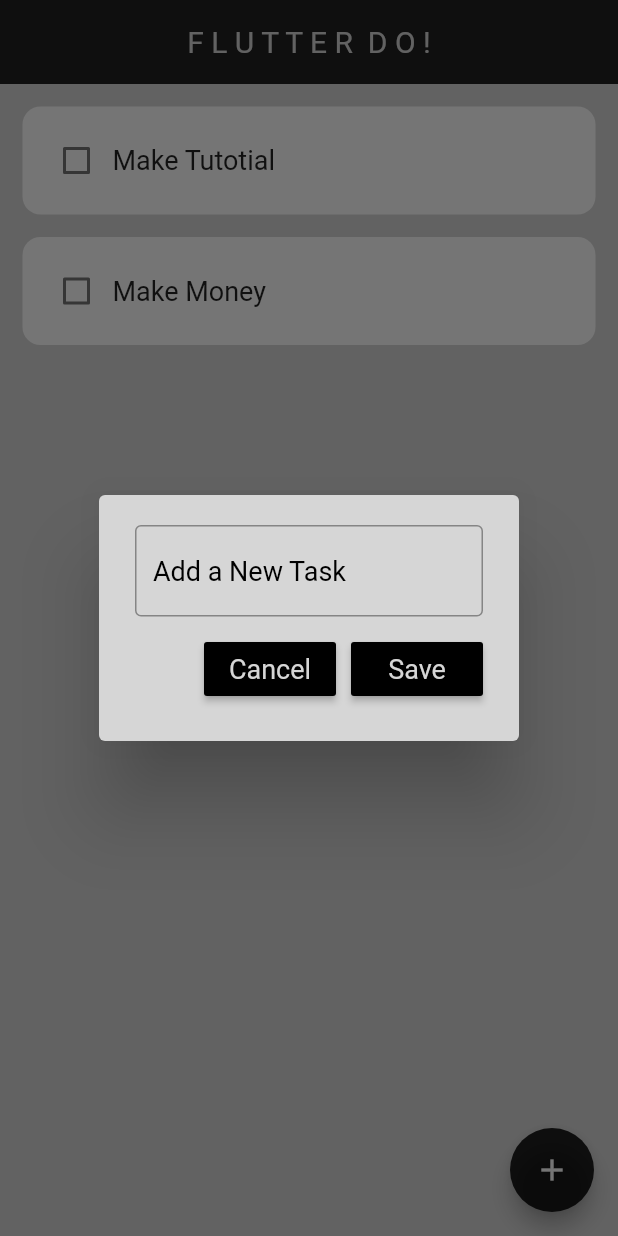
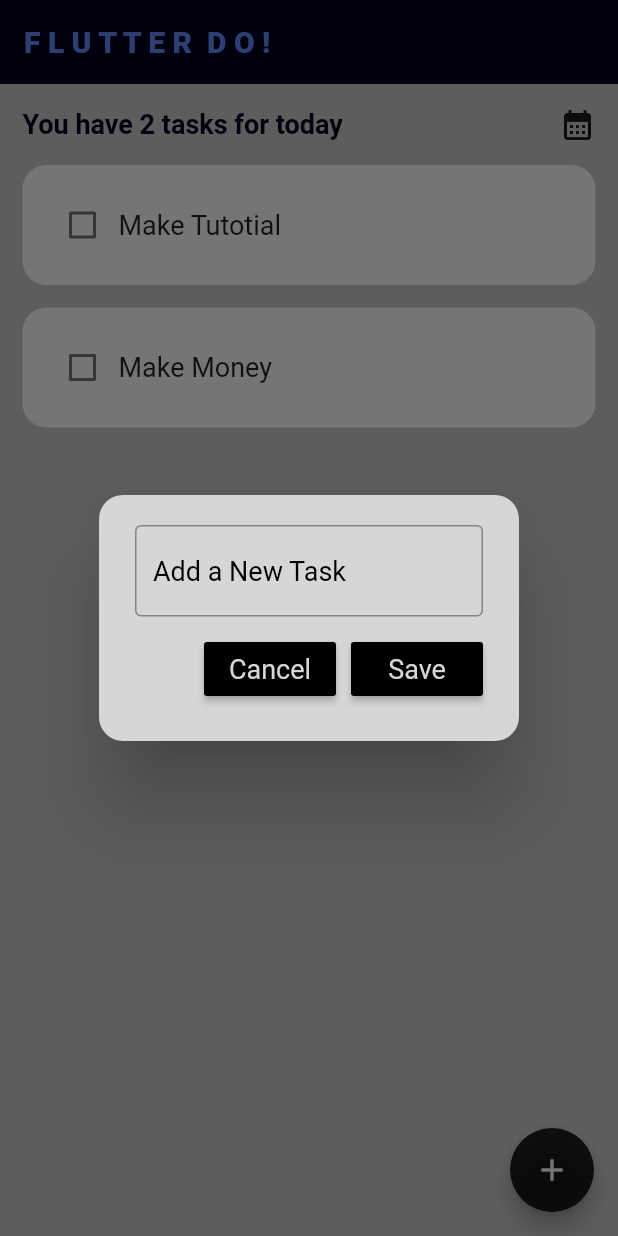
Before and after one commit to OGabrielPereira/FlutterDo, a Flutter app: the screen it shows after launch, after a tap on the "add" icon, on a phone screen of 412 x 824 dp. Run offline on Flutter 3.47's test engine with Material 2 defaults, Android fonts, the phone set to English and light mode, and no system bars; drawn by our look-alikes of flutter_slidable; our stand-ins replace hive_flutter; accounts and stored records are empty.

Commit message:
UI changes

```diff
--- a/lib/pages/home_page.dart
+++ b/lib/pages/home_page.dart
@@ -43,7 +43,7 @@ class _HomePageState extends State<HomePage> {
   // save new task
   void saveNewTask() {
     setState((){
-      db.toDoList.add([ _controller.text, false]);
+      db.toDoList.insert(0, [ _controller.text, false]);
       _controller.clear();
     });
       Navigator.of(context).pop();
@@ -102,18 +102,20 @@ class _HomePageState extends State<HomePage> {
   @override
   Widget build(BuildContext context) {
     return Scaffold(
-      backgroundColor: const Color.fromARGB(255, 214, 214, 214),
+      // Text 255, 97, 137, 247
+      // Background 255, 214, 214, 214
+      backgroundColor: Color.fromARGB(255, 203, 203, 203),
       appBar: AppBar(
-        backgroundColor: const Color.fromARGB(216, 0, 0, 0),
+        backgroundColor: const Color.fromARGB(255, 1, 1, 31),
         elevation: 0,
         title: const Text('F L U T T E R  D O !',
           style: TextStyle(
-            color: Color.fromARGB(255, 214, 214, 214),
+            color: Color.fromARGB(255, 97, 137, 247),
             fontSize: 20,
-            fontWeight: FontWeight.w400,
+            fontWeight: FontWeight.w900,
           ),
         ),
-        centerTitle: true,
+        centerTitle: false,
       ),
 
       floatingActionButton: FloatingActionButton(
@@ -122,7 +124,26 @@ class _HomePageState extends State<HomePage> {
         child: const Icon(Icons.add),
       ),
 
-      body: ListView.builder(
+      body: Column(
+        children: [
+          Padding(
+            padding: const EdgeInsets.only(left: 15, right: 15, top: 15),
+            child: Row(
+              mainAxisAlignment: MainAxisAlignment.spaceBetween,
+              children: [
+                Text("You have ${db.toDoList.length} tasks for today",
+                  style: const TextStyle(
+                    color: Color.fromARGB(255, 1, 1, 31),
+                    fontSize: 18,
+                    fontWeight: FontWeight.w700,
+                  ),
+                ),
+                const Icon(Icons.calendar_month)
+              ],
+            ),
+          ),
+          Expanded(
+            child: ListView.builder(
               itemCount: db.toDoList.length,
               itemBuilder: (context, index) {
                 return ToDoTile(
@@ -133,9 +154,11 @@ class _HomePageState extends State<HomePage> {
                   editFunction: (context) => editTask(index),
                 );
               } ,
+            ),
 
           ),
-
+        ],
+      )
     );
   }
 }
--- a/lib/utils/dialog_box.dart
+++ b/lib/utils/dialog_box.dart
@@ -20,6 +20,9 @@ class DialogBox extends StatelessWidget {
   Widget build(BuildContext context) {
     return AlertDialog(
       backgroundColor: const Color.fromARGB(255, 214, 214, 214),
+      shape: RoundedRectangleBorder(
+        borderRadius: BorderRadius.circular(16),
+      ),
       content: SizedBox(
         height: 120,
         child: Column(
--- a/lib/utils/todo_tile.dart
+++ b/lib/utils/todo_tile.dart
@@ -30,34 +30,28 @@ class ToDoTile extends StatelessWidget {
           motion: const StretchMotion(),
           children: [
             SlidableAction(
+              onPressed: editFunction,
+              label: "Edit",
+              icon: Icons.edit,
+              backgroundColor: const Color.fromARGB(255, 31, 30, 30),
+              borderRadius: BorderRadius.circular(12),
+            ),
+            SlidableAction(
               onPressed: deleteFunction,
               label: "Delete",
               icon: Icons.delete,
               backgroundColor: const Color.fromARGB(255, 199, 26, 26),
               borderRadius: BorderRadius.circular(12),
-            )
-          ],
-        ),
-
-        startActionPane: ActionPane(
-          motion: const StretchMotion(),
-          children: [
-            SlidableAction(
-              onPressed: editFunction,
-              label: "Edit",
-              icon: Icons.edit,
-              backgroundColor: const Color.fromARGB(255, 0, 0, 0),
-              borderRadius: BorderRadius.circular(12),
-            )
+            ),
           ],
         ),
 
         child: Container(
-          padding: const EdgeInsets.all(12),
+          padding: const EdgeInsets.all(16),
 
           decoration: const BoxDecoration(
             color: Colors.white,
-            borderRadius: BorderRadius.all(Radius.circular(12)),
+            borderRadius: BorderRadius.all(Radius.circular(16)),
           ),
 
           child: Row(
```
Lines whose indentation alone changed are shown as unchanged.
